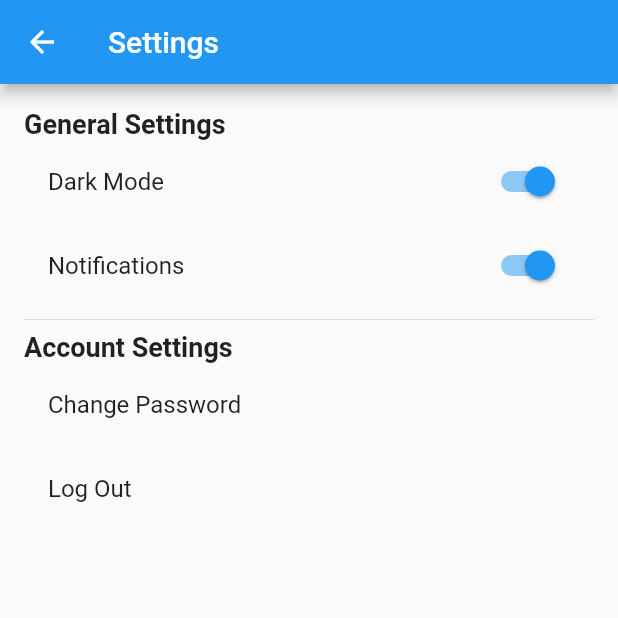
After one commit to AshleyMalds/cc206_Ultron_AI, a Flutter app: the SettingsPage screen opened directly, on a phone screen of 412 x 824 dp, the top half of it. The commit adds this screen. Run offline on Flutter 3.47's test engine with Material 2 defaults, Android fonts, the phone set to English and light mode, and no system bars.

Commit message:
Settings Tab, and other functionalities addition

```diff
--- a/cc206_ultron_ai/cc206_ultron_ai/lib/features/character_profiles.dart
+++ b/cc206_ultron_ai/cc206_ultron_ai/lib/features/character_profiles.dart
@@ -50,11 +50,11 @@ class _CharacterProfilesState extends State<CharacterProfiles> {
         ],
       ),
       body: Container(
-        margin: EdgeInsets.symmetric(horizontal: 220), // Margin on the sides
+        margin: EdgeInsets.symmetric(horizontal: 220),
         child: Column(
           children: [
             Padding(
-              padding: EdgeInsets.all(30.0), // Padding inside the column
+              padding: EdgeInsets.all(30.0),
               child: TextField(
                 controller: _searchController,
                 decoration: InputDecoration(
--- /dev/null
+++ b/cc206_ultron_ai/cc206_ultron_ai/lib/features/settings_page.dart
@@ -0,0 +1,51 @@
+import 'package:flutter/material.dart';
+
+class SettingsPage extends StatelessWidget {
+  @override
+  Widget build(BuildContext context) {
+    return Scaffold(
+      appBar: AppBar(
+        title: Text('Settings'),
+      ),
+      body: Padding(
+        padding: const EdgeInsets.all(16.0),
+        child: Column(
+          crossAxisAlignment: CrossAxisAlignment.start,
+          children: <Widget>[
+            Text(
+              'General Settings',
+              style: TextStyle(fontSize: 18, fontWeight: FontWeight.bold),
+            ),
+            ListTile(
+              title: Text('Dark Mode'),
+              trailing: Switch(
+                value: true,
+                onChanged: (bool value) {},
+              ),
+            ),
+            ListTile(
+              title: Text('Notifications'),
+              trailing: Switch(
+                value: true,
+                onChanged: (bool value) {},
+              ),
+            ),
+            Divider(),
+            Text(
+              'Account Settings',
+              style: TextStyle(fontSize: 18, fontWeight: FontWeight.bold),
+            ),
+            ListTile(
+              title: Text('Change Password'),
+              onTap: () {},
+            ),
+            ListTile(
+              title: Text('Log Out'),
+              onTap: () {},
+            ),
+          ],
+        ),
+      ),
+    );
+  }
+}
```
Also changed, not shown: cc206_ultron_ai/cc206_ultron_ai/lib/features/scanner_web_page.dart (+13 -8 lines).
